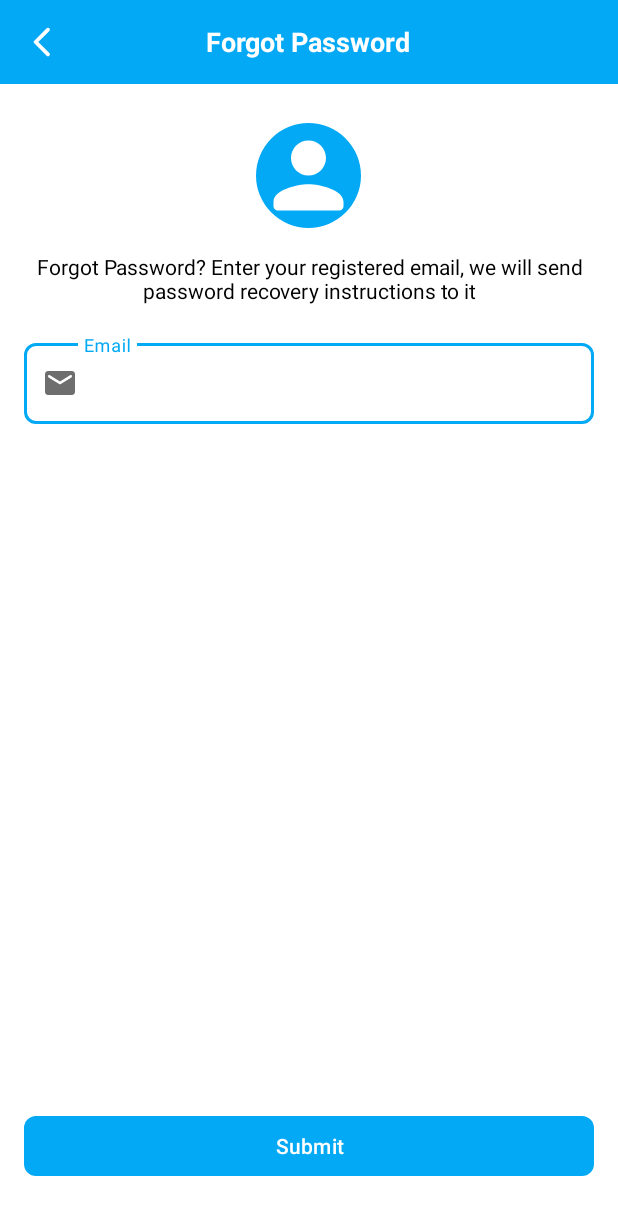
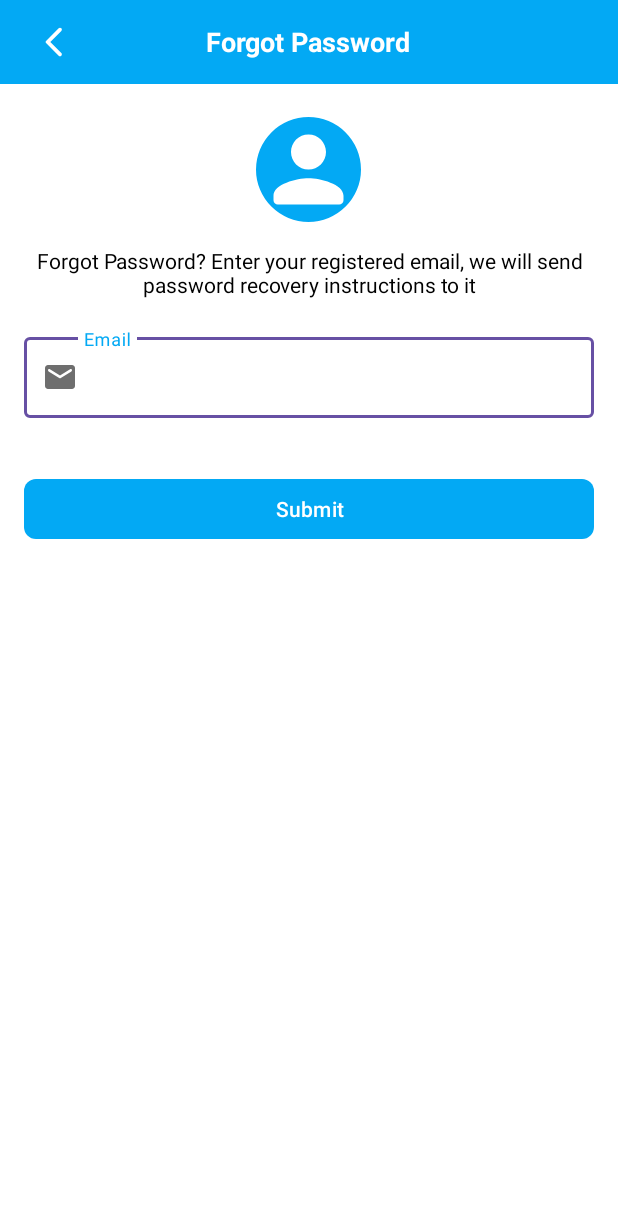
Before and after one commit to GNANASEELAN05/AcdaLink, an Android app: the ForgetPasswordActivity screen opened directly, with no data from a screen before it, on a phone screen of 412 x 824 dp. Shown: the top 1215 px of the screen. Run offline under Robolectric (Android 15) with nearby library versions, the phone set to English and light mode, and no system bars; our stand-ins replace Firebase (no records; nobody signed in at launch, a user with empty details on screens opened directly).

```diff
--- a/app/src/main/java/com/example/acadlink/ForgetPasswordActivity.java
+++ b/app/src/main/java/com/example/acadlink/ForgetPasswordActivity.java
@@ -6,8 +6,10 @@ import android.content.Intent;
 import android.os.Bundle;
 import android.util.Patterns;
 import android.graphics.Color;
+import android.view.WindowManager;
 
 import androidx.appcompat.app.AppCompatActivity;
+import androidx.core.view.WindowCompat;
 
 import com.example.acadlink.databinding.ActivityForgetPasswordBinding;
 import com.google.firebase.auth.FirebaseAuth;
@@ -25,10 +27,15 @@ public class ForgetPasswordActivity extends AppCompatActivity {
 
     @Override
     protected void onCreate(Bundle savedInstanceState) {
+        // Make sure system bars do not draw behind our toolbar on modern Android versions
+        WindowCompat.setDecorFitsSystemWindows(getWindow(), true);
         super.onCreate(savedInstanceState);
 
         binding = ActivityForgetPasswordBinding.inflate(getLayoutInflater());
         setContentView(binding.getRoot());
+
+        // ensure keyboard resizing so inputs and submit button are visible when keyboard shows
+        getWindow().setSoftInputMode(WindowManager.LayoutParams.SOFT_INPUT_ADJUST_RESIZE);
 
         // Force background color to white
         binding.getRoot().setBackgroundColor(Color.WHITE);
--- a/app/src/main/res/layout/activity_forget_password.xml
+++ b/app/src/main/res/layout/activity_forget_password.xml
@@ -1,15 +1,15 @@
+<?xml version="1.0" encoding="utf-8"?>
 <RelativeLayout xmlns:android="http://schemas.android.com/apk/res/android"
+    xmlns:tools="http://schemas.android.com/tools"
     xmlns:app="http://schemas.android.com/apk/res-auto"
-    xmlns:tools="http://schemas.android.com/tools"
     android:id="@+id/main"
     android:layout_width="match_parent"
     android:layout_height="match_parent"
     android:background="#FFFFFF"
-    tools:context=".ForgotPasswordActivity">
+    android:fitsSystemWindows="true"
+    tools:context=".ForgetPasswordActivity">
 
     <!-- Toolbar -->
-
-    <!-- Main Content -->
     <RelativeLayout
         android:id="@+id/toolbarRl"
         android:layout_width="match_parent"
@@ -21,6 +21,7 @@
             android:layout_width="wrap_content"
             android:layout_height="wrap_content"
             android:layout_centerVertical="true"
+            android:layout_marginStart="8dp"
             android:background="@android:color/transparent"
             android:contentDescription="@string/back_button_description"
             android:padding="16dp"
@@ -39,18 +40,32 @@
             android:textStyle="bold" />
     </RelativeLayout>
 
-    <RelativeLayout
+    <!-- Content area: NestedScrollView anchored below toolbar and above the bottom submit bar -->
+    <androidx.core.widget.NestedScrollView
+        android:id="@+id/scrollView"
         android:layout_width="match_parent"
         android:layout_height="match_parent"
         android:layout_below="@id/toolbarRl"
-        android:padding="16dp">
+        android:layout_above="@+id/bottomBar"
+        android:fillViewport="true"
+        android:clipToPadding="false"
+        android:paddingStart="16dp"
+        android:paddingEnd="16dp"
+        android:paddingTop="12dp"
+        android:paddingBottom="12dp">
+
+        <LinearLayout
+            android:layout_width="match_parent"
+            android:layout_height="wrap_content"
+            android:orientation="vertical">
 
             <com.google.android.material.imageview.ShapeableImageView
                 android:id="@+id/profileIv"
                 android:layout_width="70dp"
                 android:layout_height="70dp"
-            android:layout_centerHorizontal="true"
+                android:layout_gravity="center"
                 android:layout_marginTop="10dp"
+                android:layout_marginBottom="8dp"
                 android:src="@drawable/ic_person_white"
                 android:background="#03A9F4"
                 app:shapeAppearanceOverlay="@style/ImageStyle_circle" />
@@ -59,8 +74,7 @@
                 android:id="@+id/forgotLabelTv"
                 android:layout_width="match_parent"
                 android:layout_height="wrap_content"
-            android:layout_below="@id/profileIv"
-            android:layout_marginTop="16dp"
+                android:layout_marginTop="8dp"
                 android:text="Forgot Password? Enter your registered email, we will send password recovery instructions to it"
                 android:textAlignment="center"
                 android:textColor="#000000"
@@ -68,13 +82,11 @@
 
             <com.google.android.material.textfield.TextInputLayout
                 android:id="@+id/emailTil"
-            style="@style/CustomTextInputLayout"
                 android:layout_width="match_parent"
                 android:layout_height="wrap_content"
+                android:layout_marginTop="20dp"
                 app:hintTextColor="#03A9F4"
                 android:textColorHint="#6E6E6E"
-            android:layout_below="@id/forgotLabelTv"
-            android:layout_marginTop="20dp"
                 android:hint="Email"
                 app:startIconDrawable="@drawable/ic_email_white"
                 app:startIconTint="#6E6E6E"
@@ -93,15 +105,35 @@
                     android:paddingBottom="16dp" />
             </com.google.android.material.textfield.TextInputLayout>
 
+            <!-- small spacer so content isn't flush to the submit button -->
+            <View
+                android:layout_width="match_parent"
+                android:layout_height="16dp" />
+
             <com.google.android.material.button.MaterialButton
                 android:id="@+id/submitBtn"
                 android:layout_width="match_parent"
                 android:layout_height="wrap_content"
-            android:layout_alignParentBottom="true"
-            android:layout_marginBottom="20dp"
                 android:text="Submit"
                 android:textColor="@android:color/white"
                 app:backgroundTint="#03A9F4"
                 app:cornerRadius="8dp" />
+        </LinearLayout>
+    </androidx.core.widget.NestedScrollView>
+
+    <!-- Bottom fixed submit bar: always visible, sits above system navigation (if any) -->
+    <LinearLayout
+        android:id="@+id/bottomBar"
+        android:layout_width="match_parent"
+        android:layout_height="wrap_content"
+        android:orientation="vertical"
+        android:layout_alignParentBottom="true"
+        android:paddingStart="16dp"
+        android:paddingEnd="16dp"
+        android:paddingBottom="16dp"
+        android:paddingTop="8dp"
+        android:background="@android:color/transparent">
+
+    </LinearLayout>
+
 </RelativeLayout>
-</RelativeLayout>
```
Lines whose indentation alone changed are shown as unchanged.
